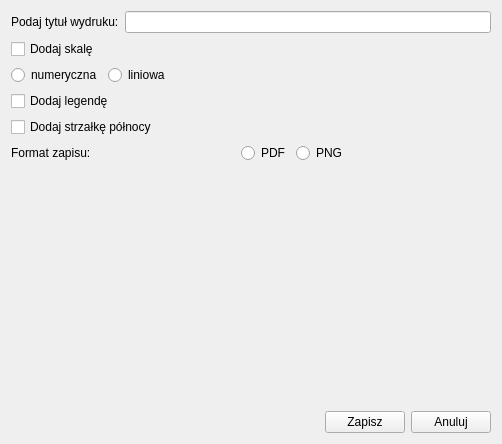
Before: the Qt Designer form QuickLayout/quick_layout_dialog_base.ui in kradziko/geo4work_wtyczka, drawn with Qt 5.
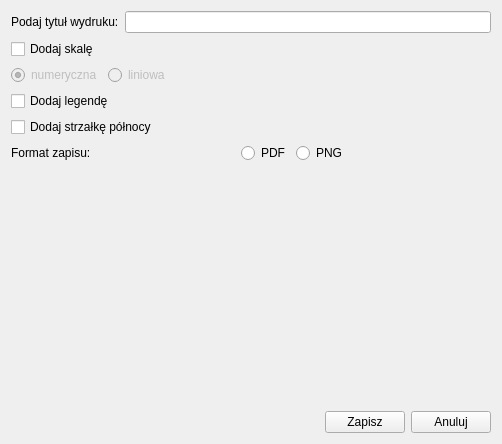
After: the same form once the commit is applied.

Commit message: wybór skali - ulepszenie

```diff
--- a/QuickLayout/quick_layout_dialog_base.ui
+++ b/QuickLayout/quick_layout_dialog_base.ui
@@ -54,7 +54,7 @@
          <item>
           <widget class="QRadioButton" name="btnSNum">
            <property name="enabled">
-            <bool>true</bool>
+            <bool>false</bool>
            </property>
            <property name="text">
             <string>numeryczna</string>
@@ -63,7 +63,7 @@
             <bool>true</bool>
            </property>
            <property name="checked">
-            <bool>false</bool>
+            <bool>true</bool>
            </property>
            <attribute name="buttonGroup">
             <string notr="true">btnScal</string>
@@ -73,7 +73,7 @@
          <item>
           <widget class="QRadioButton" name="btnSLin">
            <property name="enabled">
-            <bool>true</bool>
+            <bool>false</bool>
            </property>
            <property name="text">
             <string>liniowa</string>
```
The commit also changes 1 other file.
